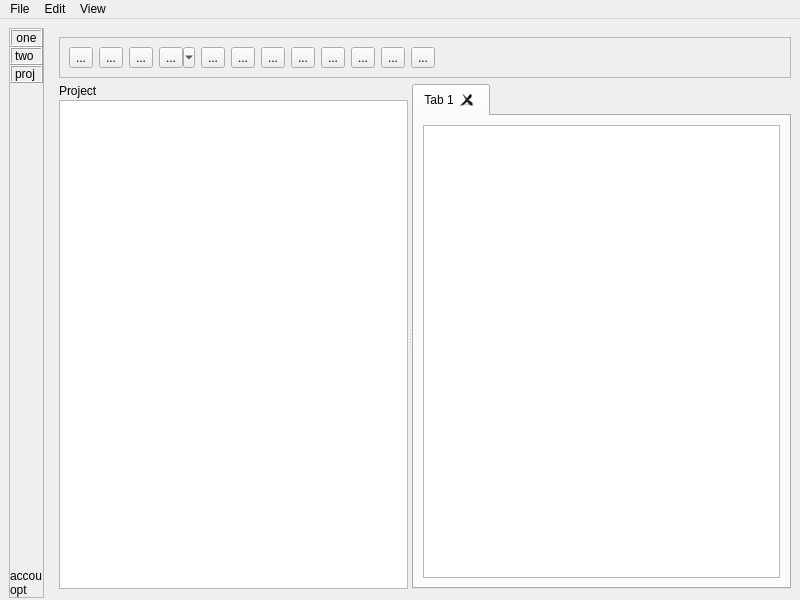
This is ui/mainwindow.ui in lasest/manuwrite as Qt 5 draws it before an edit. The edited form follows.
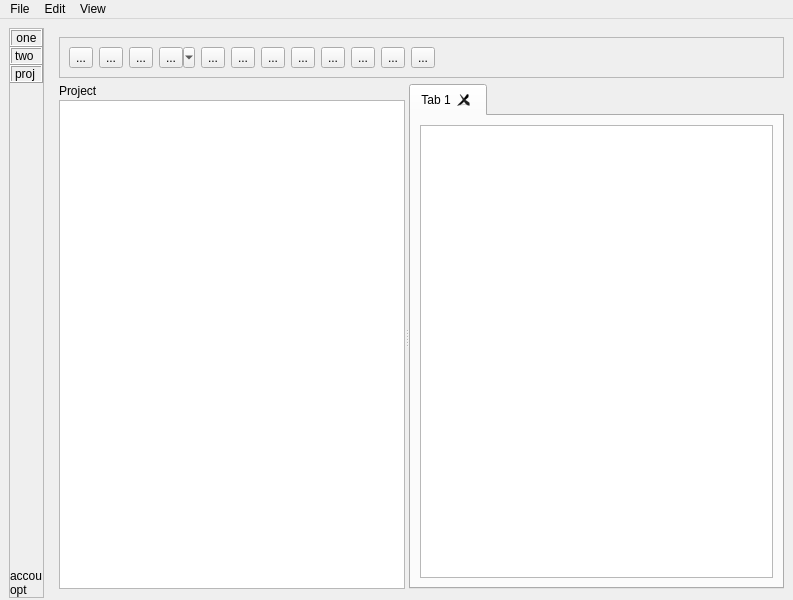
This is the edited form. Custom widgets are drawn as their Qt base class.

Patch:
```diff
--- a/ui/mainwindow.ui
+++ b/ui/mainwindow.ui
@@ -6,7 +6,7 @@
    <rect>
     <x>0</x>
     <y>0</y>
-    <width>800</width>
+    <width>793</width>
     <height>600</height>
    </rect>
   </property>
@@ -476,7 +476,7 @@
     <rect>
      <x>0</x>
      <y>0</y>
-     <width>800</width>
+     <width>793</width>
      <height>35</height>
     </rect>
    </property>
```
Left out of the diff: 60 changed lines with no effect on the pictures.
